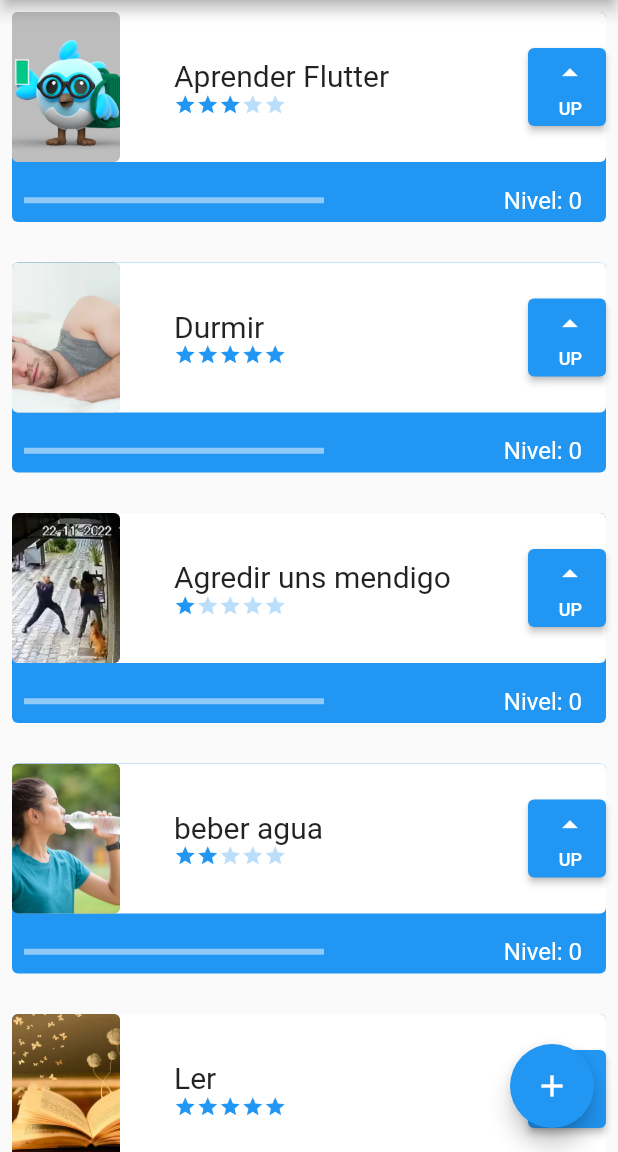
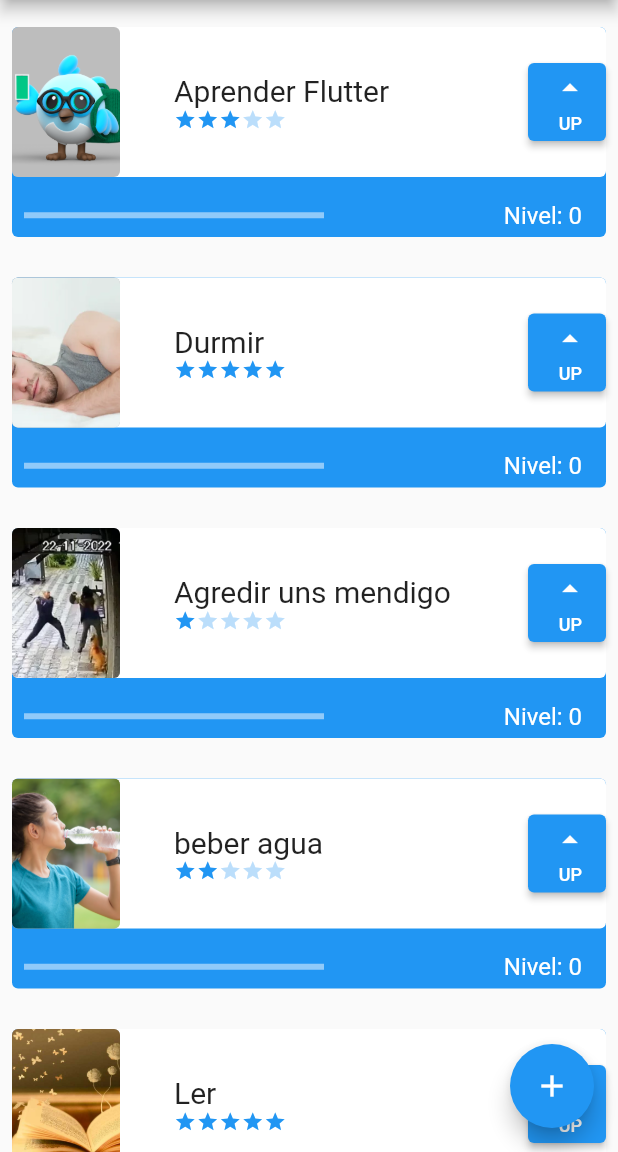
Before and after one commit to GabrielVasco13/flutter_introduction, a Flutter app: the screen it shows after launch, on a phone screen of 412 x 824 dp, the part 84-1236 px from its top. Run offline on Flutter 3.47's test engine with Material 2 defaults, Android fonts, the phone set to English and light mode, and no system bars.

Commit message:
Fixing bugs

```diff
--- a/lib/screen/Widgets/task.dart
+++ b/lib/Widgets/task.dart
@@ -1,5 +1,6 @@
+
 import 'package:flutter/material.dart';
-import 'package:flutter_introduction/screen/Widgets/difficulty.dart';
+import 'package:flutter_introduction/Widgets/difficulty.dart';
 
 
 class Task extends StatefulWidget {
@@ -14,6 +15,14 @@ class Task extends StatefulWidget {
 
 class _TaskState extends State<Task> {
   int nivel = 0;
+
+  bool assetOrNetwork() {
+    if (widget.foto.contains('http')) {
+      return false;
+    }
+    return true;
+  }
+
   @override
   Widget build(BuildContext context) {
     return Padding(
@@ -44,10 +53,13 @@ class _TaskState extends State<Task> {
                       height: 100,
                       child: ClipRRect(
                         borderRadius: BorderRadius.circular(4),
-                        child: Image.asset(
+                        child: assetOrNetwork() ? Image.asset(
                           widget.foto,
                           fit: BoxFit.cover,
-                        ),
+                        ) : Image.network(
+                            widget.foto,
+                            fit: BoxFit.cover,
+                            ),
                       ),
                     ),
                     Column(
--- a/lib/data/task_inherited.dart
+++ b/lib/data/task_inherited.dart
@@ -1,5 +1,5 @@
 import 'package:flutter/material.dart';
-import 'package:flutter_introduction/screen/Widgets/task.dart';
+import 'package:flutter_introduction/Widgets/task.dart';
 
 class TaskInherited extends InheritedWidget {
   TaskInherited({super.key, required this.child}) : super(child: child);
--- a/lib/screen/screen2.dart
+++ b/lib/screen/screen2.dart
@@ -2,7 +2,6 @@
 
 import 'package:flutter/material.dart';
 import 'package:flutter_introduction/data/task_inherited.dart';
-import 'package:flutter_introduction/screen/Widgets/task.dart';
 import 'package:flutter_introduction/screen/form_screen.dart';
 
 class Screen extends StatefulWidget {
@@ -23,7 +22,9 @@ class _ScreenState extends State<Screen> {
         title: const Text('Tarefas'),
       ),
       body: ListView(
-        children: TaskInherited.of(context)!.taskList,
+        children:
+          TaskInherited.of(context)!.taskList,
+          padding: EdgeInsets.only(top: 10, bottom: 70),
       ),
       floatingActionButton: FloatingActionButton(
         onPressed: () {
```
Also changed, not shown: lib/Widgets/difficulty.dart (renamed from lib/screen/Widgets/difficulty.dart).
